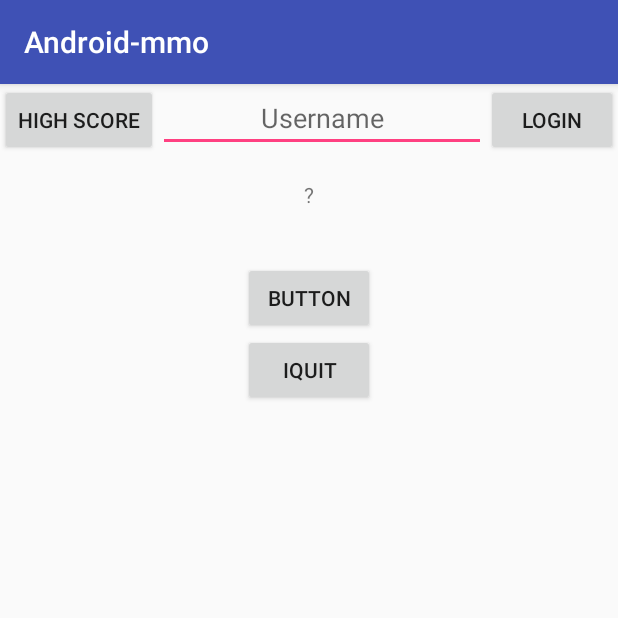
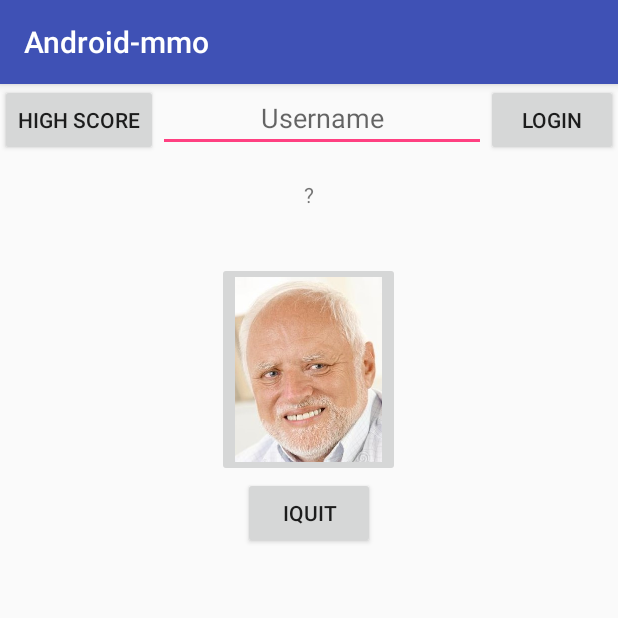
Before and after one commit to ShionTatarian/android-mmo, an Android app: the screen it shows after launch (MainActivity), on a phone screen of 412 x 824 dp, the top half of it. Run offline under Robolectric (Android 15) with nearby library versions, the phone set to English and light mode, and no system bars; our stand-ins replace Firebase (no records; nobody signed in at launch, a user with empty details on screens opened directly); 1 statement that could not run was skipped.

Commit message:
button vaihdettu Harold image buttoniksi

```diff
--- a/app/src/main/java/fi/qvik/android_mmo/MainActivity.java
+++ b/app/src/main/java/fi/qvik/android_mmo/MainActivity.java
@@ -17,6 +17,7 @@ import android.util.Log;
 import android.view.View;
 import android.widget.Button;
 import android.widget.EditText;
+import android.widget.ImageButton;
 import android.widget.TextView;
 import android.widget.Toast;
 
@@ -51,7 +52,7 @@ public class MainActivity extends AppCompatActivity {
 
     private TextView scoreText;
     private TextView errorText;
-    private Button button;
+    private ImageButton button;
     private Button loginButton;
     private EditText userNameEdit;
 
--- a/app/src/main/res/layout/activity_main.xml
+++ b/app/src/main/res/layout/activity_main.xml
@@ -57,10 +57,11 @@
         android:visibility="invisible"
         tools:visibility="visible" />
 
-    <Button
+    <ImageButton
         android:id="@+id/button"
         android:layout_width="wrap_content"
         android:layout_height="wrap_content"
+        android:src="@drawable/harold2"
         android:onClick="onButtonClick"
         android:text="Button" />
 
```
Also changed, not shown: app/src/main/res/drawable-xxhdpi/harold2.jpg (added).
